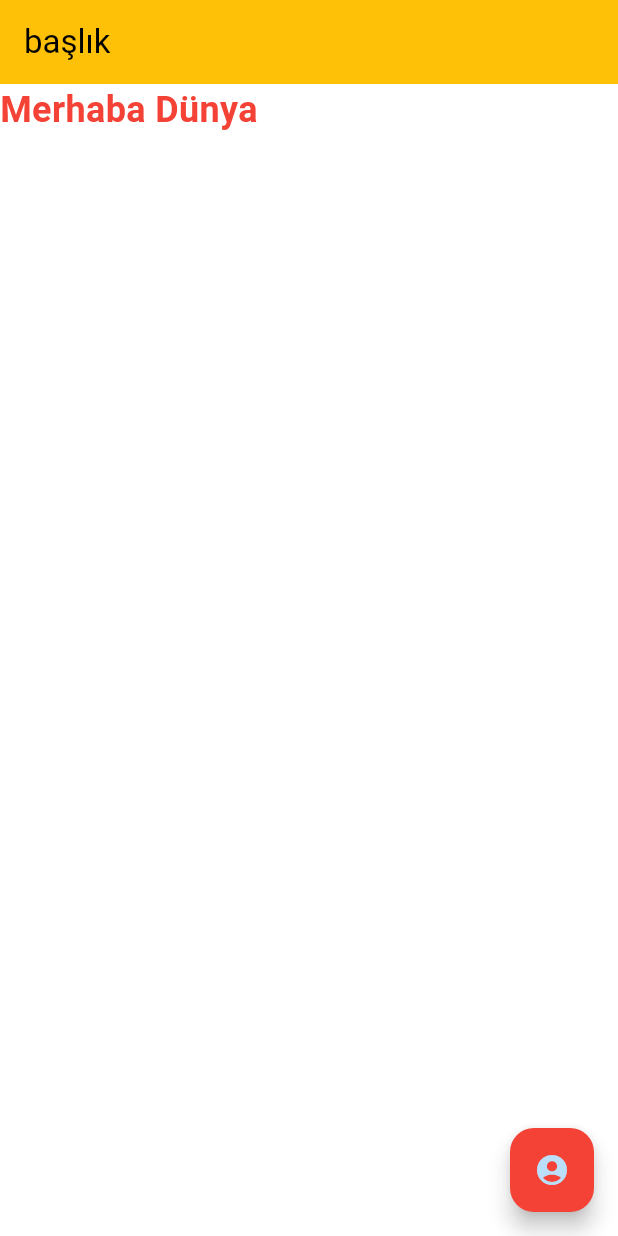
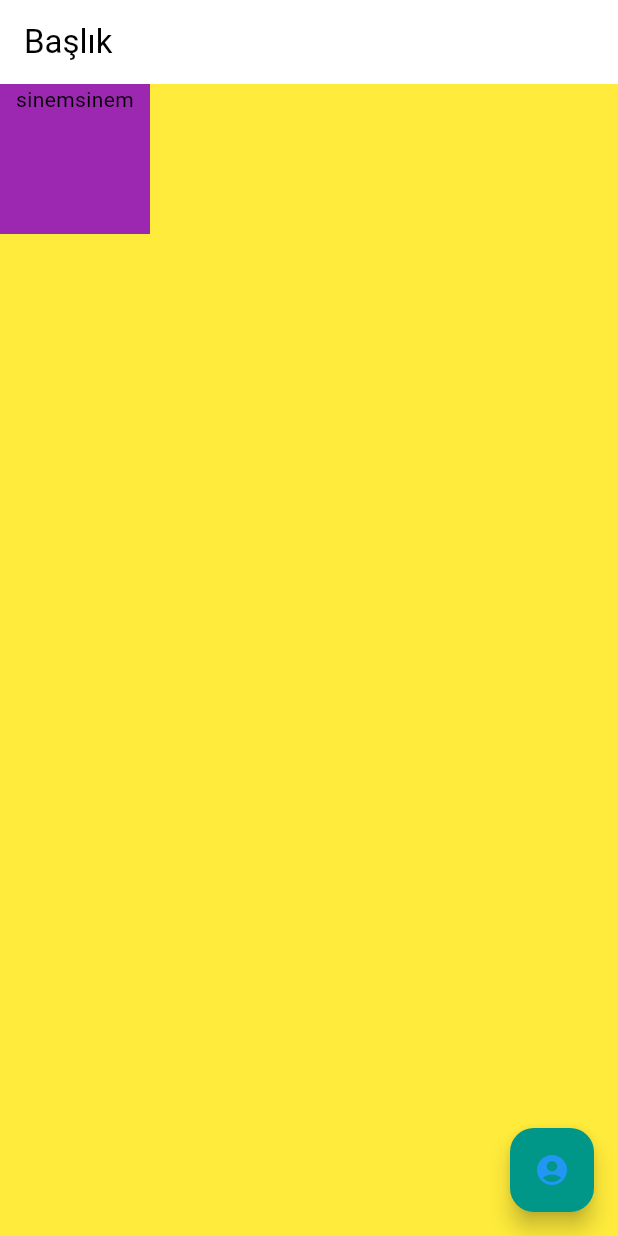
Before and after one commit to sinemsafak/flutter_ilk_proje, a Flutter app: the screen it shows after launch, after a tap on the "account circle" icon, on a phone screen of 412 x 824 dp. Run offline on Flutter 3.47's test engine with Material 3 defaults, Android fonts, the phone set to English and light mode, and no system bars.

Commit message:
Container Widget ve Özellikleri

```diff
--- a/lib/main.dart
+++ b/lib/main.dart
@@ -15,17 +15,29 @@ class MyApp extends StatelessWidget {
         ),
       ),
       home: Scaffold(
+        backgroundColor: Colors.yellow,
         appBar: AppBar(
-          title: Text("başlık"),
-          backgroundColor: Colors.amber,
+          title: Text("Başlık"),
         ),
-        body: Text("Merhaba Dünya", style: TextStyle(color: Colors.red, fontSize: 24, fontWeight: FontWeight.bold),),
+      body: Container(
+        color: Colors.purple,
+        child: Text('sinem'*2, textAlign: TextAlign.center,
+        ),
+        constraints: BoxConstraints(
+           minWidth: 100,
+          minHeight: 100,
+          maxWidth: 200,
+          maxHeight: 200,
+        ),
+      ),
         floatingActionButton: FloatingActionButton(
-          onPressed: () {  //bu bir call back fonksiyondur
-            debugPrint("Butona tıklandı");
+          onPressed: () {
+            debugPrint("Tıklandı");
           },
-          child: Icon(Icons.account_circle_rounded, color: Colors.blue[100]),
-          backgroundColor: Colors.red,
+          child: Icon(
+            Icons.account_circle_rounded,
+            color: Colors.blue,
+            ),
         ),
       ),
     );
```
